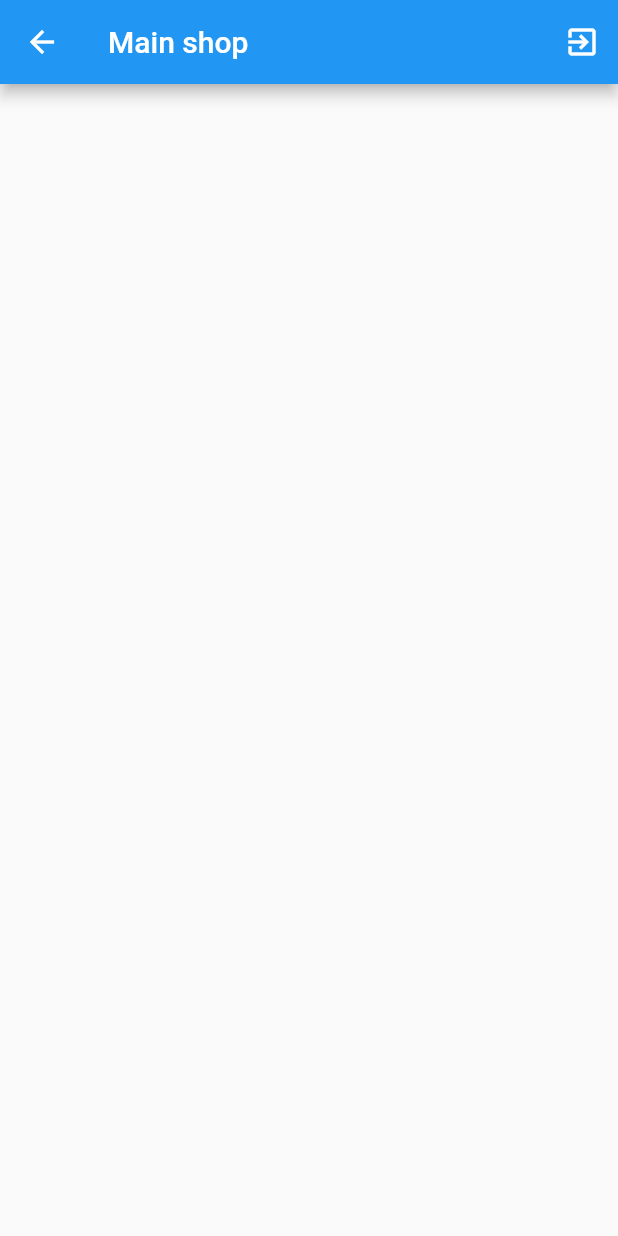
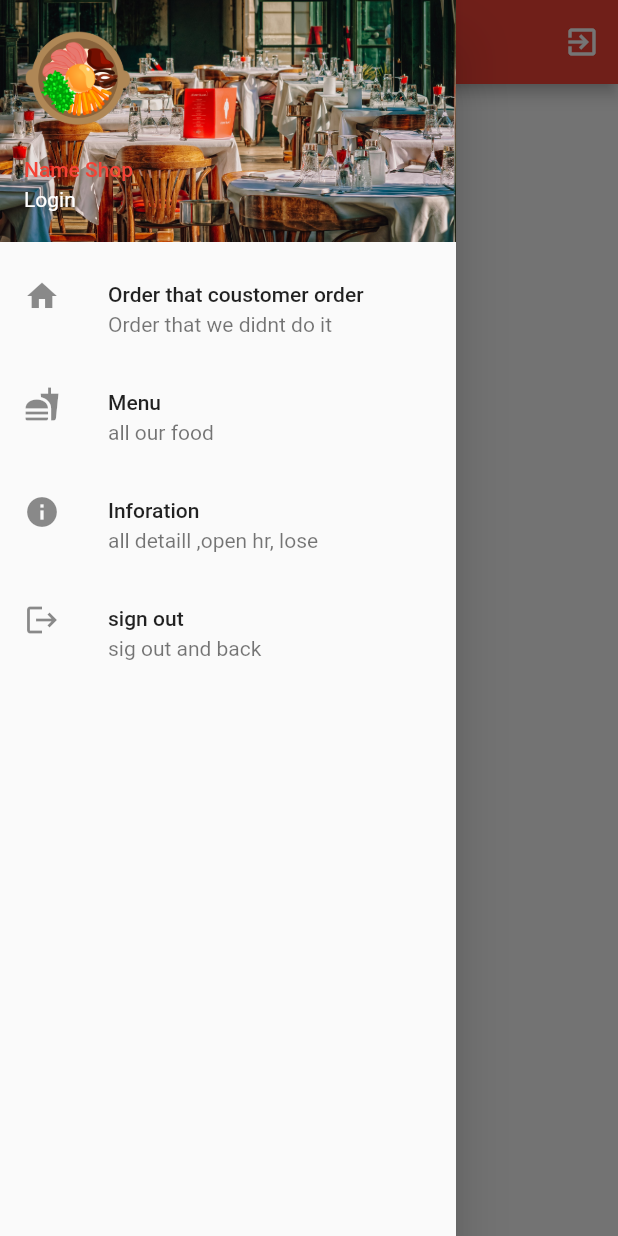
Before and after one commit to TestSunney/SunFood, a Flutter app: the MainShop screen opened directly, with the side drawer open (before the commit the screen has no drawer), on a phone screen of 412 x 824 dp. Run offline on Flutter 3.47's test engine with Material 2 defaults, Android fonts, the phone set to English and light mode, and no system bars; our stand-ins replace dio, shared_preferences; accounts and stored records are empty.

Commit message:
shop nav, nav head

```diff
--- a/lib/main.dart
+++ b/lib/main.dart
@@ -10,6 +10,7 @@ class MyApp extends StatelessWidget {
   @override
   Widget build(BuildContext context) {
     return MaterialApp(
+      theme: ThemeData(primarySwatch: Colors.red),
       title: 'Sunney Food',
       home: Home(),// This trailing comma makes auto-formatting nicer for build methods.
     );
--- a/lib/screen/main_shop.dart
+++ b/lib/screen/main_shop.dart
@@ -1,4 +1,5 @@
 import 'package:flutter/material.dart';
+import 'package:sunfood/utility/my_style.dart';
 import 'package:sunfood/utility/signout_process.dart';
 
 class MainShop extends StatefulWidget {
@@ -17,10 +18,63 @@ class _MainShopState extends State<MainShop> {
         actions: <Widget>[
           IconButton(
             icon: Icon(Icons.exit_to_app),
-            onPressed: () => signOutProcess(),
+            onPressed: () => signOutProcess(context),
           )
         ],
       ),
+      drawer: showDrawer(),
+    );
+  }
+
+  Drawer showDrawer() => Drawer(
+        child: ListView(
+          children: <Widget>[
+            showHead(),
+            homeMenu(),
+            foodMenu(),
+            infomationMenu(),
+            signOutMenu(),
+          ],
+        ),
+      );
+
+  ListTile homeMenu() => ListTile(
+        leading: Icon(Icons.home),
+        title: Text('Order that coustomer order'),
+        subtitle: Text('Order that we didnt do it'),
+        onTap: () => Navigator.pop(context),
+      );
+
+  ListTile foodMenu() => ListTile(
+        leading: Icon(Icons.fastfood),
+        title: Text('Menu'),
+        subtitle: Text('all our food'),
+        onTap: () => Navigator.pop(context),
+      );
+
+  ListTile infomationMenu() => ListTile(
+        leading: Icon(Icons.info),
+        title: Text('Inforation'),
+        subtitle: Text('all detaill ,open hr, lose'),
+        onTap: () => Navigator.pop(context),
+      );
+
+  ListTile signOutMenu() => ListTile(
+        leading: Icon(Icons.logout),
+        title: Text('sign out'),
+        subtitle: Text('sig out and back'),
+        onTap: () =>signOutProcess(context),
+      );
+
+  UserAccountsDrawerHeader showHead() {
+    return UserAccountsDrawerHeader(
+      decoration: MyStyle().myBoxDecoration('shop.jpg'),
+      currentAccountPicture: MyStyle().showLogo(),
+      accountName: Text(
+        'Name Shop',
+        style: TextStyle(color: MyStyle().primary),
+      ),
+      accountEmail: Text('Login'),
     );
   }
 }
--- a/lib/utility/my_style.dart
+++ b/lib/utility/my_style.dart
@@ -4,8 +4,19 @@ class MyStyle {
   Color primary = Colors.red;
   Color secondry = Colors.red[100];
 
-  SizedBox  mySizeBox() => SizedBox(width: 8.0, height: 16.0,);
+  BoxDecoration myBoxDecoration(String namePic) {
+    return BoxDecoration(
+      image: DecorationImage(
+        image: AssetImage('images/$namePic'),
+        fit: BoxFit.cover,
+      ),
+    );
+  }
 
+  SizedBox mySizeBox() => SizedBox(
+        width: 8.0,
+        height: 16.0,
+      );
 
   Container showLogo() {
     return Container(
@@ -17,7 +28,9 @@ class MyStyle {
   Text showTitle(String title) => Text(
         title,
         style: TextStyle(
-            fontSize: 30, color: MyStyle().primary, fontWeight: FontWeight.bold),
+            fontSize: 30,
+            color: MyStyle().primary,
+            fontWeight: FontWeight.bold),
       );
   MyStyle();
 }
```
Also changed, not shown: lib/screen/home.dart (+6 -2 lines), lib/screen/main_rider.dart (+24 -0 lines), lib/screen/main_user.dart (+20 -3 lines), lib/utility/signout_process.dart (+13 -6 lines), images/guest.jpg (added), images/rider.jpg (added), images/shop.jpg (added), images/user.jpg (added).
